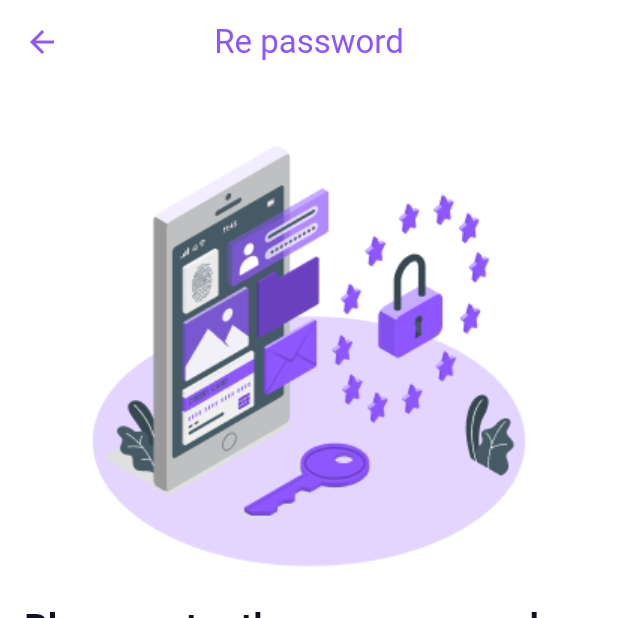
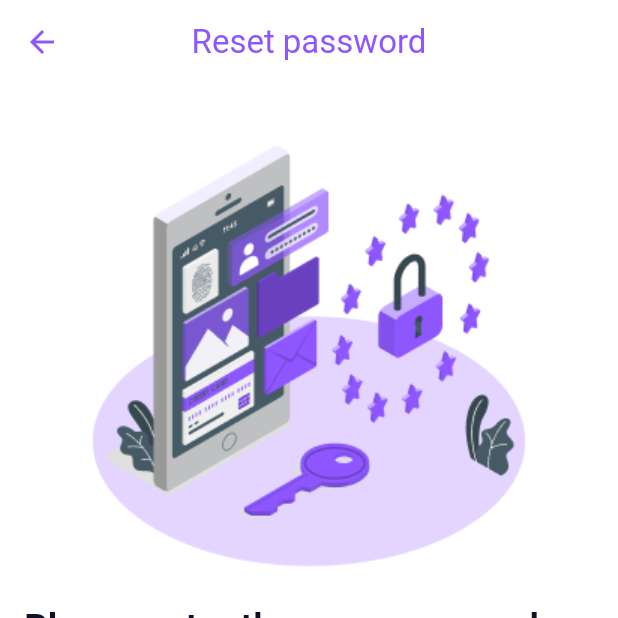
Before and after one commit to NaghamArafa/Hope, a Flutter app: the ResetpasswordScreen screen opened by its route, after a tap on "Reset", on a phone screen of 412 x 824 dp, the top half of it. Run offline on Flutter 3.47's test engine with Material 3 defaults, Android fonts, the phone set to English and light mode, and no system bars; our stand-ins replace animated_toggle_switch, icons_plus; generated files the repository leaves out were written again.

Commit message:
into Arabic

```diff
--- a/lib/ui/screens/auth/forgetpassword/forgetpassword.dart
+++ b/lib/ui/screens/auth/forgetpassword/forgetpassword.dart
@@ -24,9 +24,9 @@ class _ForgetpasswordScreenState extends State<ForgetpasswordScreen> {
     final phoneRegEx = RegExp(r"^\d{11}$");
 
     if (value.isEmpty) {
-      return 'Please enter your email or phone number';
+      return appLocalizations.enterEmailOrPhone;
     } else if (!emailRegEx.hasMatch(value) && !phoneRegEx.hasMatch(value)) {
-      return 'Invalid email or phone number';
+      return appLocalizations.invalidEmailOrPhoneNumber;
     }
     return null;
   }
@@ -52,7 +52,7 @@ class _ForgetpasswordScreenState extends State<ForgetpasswordScreen> {
               style: Theme.of(context).textTheme.bodyLarge,
               cursorColor: Theme.of(context).primaryColor,
               decoration: InputDecoration(
-                hintText: "Enter your email or mobile phone",
+                hintText: appLocalizations.enterYourEmailOrMobile,
                 errorBorder: OutlineInputBorder(
                   borderRadius: BorderRadius.circular(16),
                   borderSide: BorderSide(color: Colors.red, width: 2),
--- a/lib/ui/screens/auth/forgetpassword/resetpassword.dart
+++ b/lib/ui/screens/auth/forgetpassword/resetpassword.dart
@@ -31,15 +31,15 @@ class _ResetpasswordScreenState extends State<ResetpasswordScreen> {
     String confirmPassword = _confirmPasswordController.text;
 
     if (newPassword.isEmpty || confirmPassword.isEmpty) {
-      return 'Please fill out both fields';
+      return appLocalizations.pleaseFillOutBothFields;
     } else if (newPassword != confirmPassword) {
       setState(() {
-        _passwordMatchError = 'Passwords do not match';
+        _passwordMatchError = appLocalizations.passwordsDoNotMatch;
       });
       return null;
     }
     setState(() {
-      _passwordMatchError = null; // Clear error if passwords match
+      _passwordMatchError = null;
     });
     return null;
   }
@@ -48,12 +48,12 @@ class _ResetpasswordScreenState extends State<ResetpasswordScreen> {
     if (_newPasswordController.text.isEmpty ||
         _confirmPasswordController.text.isEmpty) {
       setState(() {
-        _emptyFieldError = 'Please fill out both fields';
+        _emptyFieldError = appLocalizations.pleaseFillOutBothFields;
       });
       return null;
     }
     setState(() {
-      _emptyFieldError = null; // Clear error if fields are filled
+      _emptyFieldError = null;
     });
     return null;
   }
@@ -63,7 +63,7 @@ class _ResetpasswordScreenState extends State<ResetpasswordScreen> {
     appLocalizations = AppLocalizations.of(context)!;
     return Scaffold(
       appBar: AppBar(
-        title: Text("Re password"),
+        title: Text(appLocalizations.resetPassword),
       ),
       body: Form(
         key: _formKey,
@@ -75,7 +75,7 @@ class _ResetpasswordScreenState extends State<ResetpasswordScreen> {
               height: MediaQuery.of(context).size.height * 0.4,
             ),
             Text(
-              "Please enter the new password",
+              appLocalizations.enterNewPass,
               style: TextStyle(
                 fontWeight: FontWeight.bold,
                 fontSize: 24,
@@ -90,7 +90,7 @@ class _ResetpasswordScreenState extends State<ResetpasswordScreen> {
               obscureText: _obscureNewPassword,
               // Toggle password visibility
               decoration: InputDecoration(
-                hintText: "New Password",
+                hintText: appLocalizations.newPass,
                 suffixIcon: IconButton(
                   icon: Icon(
                     _obscureNewPassword
@@ -124,7 +124,7 @@ class _ResetpasswordScreenState extends State<ResetpasswordScreen> {
               cursorColor: Theme.of(context).primaryColor,
               obscureText: _obscureConfirmPassword,
               decoration: InputDecoration(
-                hintText: "Confirm New Password",
+                hintText: appLocalizations.confirmNewPass,
                 suffixIcon: IconButton(
                   icon: Icon(
                     _obscureConfirmPassword
@@ -174,7 +174,7 @@ class _ResetpasswordScreenState extends State<ResetpasswordScreen> {
                   );
                 }
               },
-              child: Text("Reset"),
+              child: Text(appLocalizations.reset),
             ),
           ],
         ),
@@ -185,6 +185,7 @@ class _ResetpasswordScreenState extends State<ResetpasswordScreen> {
 
 // Password reset dialog widget
 class PasswordResetDialog extends StatelessWidget {
+  late AppLocalizations appLocalizations;
   @override
   Widget build(BuildContext context) {
     return Dialog(
@@ -197,7 +198,7 @@ class PasswordResetDialog extends StatelessWidget {
             Icon(Icons.lock_outline, size: 60, color: Color(0xff8E56FF)),
             const SizedBox(height: 20),
             Text(
-              "Your password has been reset",
+              appLocalizations.yourPasswordHasBeenReset,
               style: TextStyle(
                 fontWeight: FontWeight.bold,
                 fontSize: 20,
@@ -210,7 +211,7 @@ class PasswordResetDialog extends StatelessWidget {
               onPressed: () {
                 Navigator.pushNamed(context, LoginScreen.routeName);
               },
-              child: Text("Done"),
+              child: Text(appLocalizations.done),
               style: FilledButton.styleFrom(
                 backgroundColor: Color(0xff8E56FF),
                 padding: EdgeInsets.symmetric(horizontal: 24, vertical: 12),
```
Also changed, not shown: lib/l10n/app_ar.arb (+7 -1 lines), lib/l10n/app_en.arb (+8 -2 lines).
